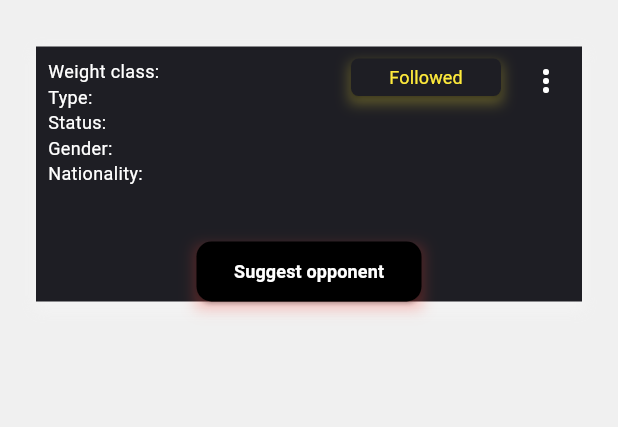
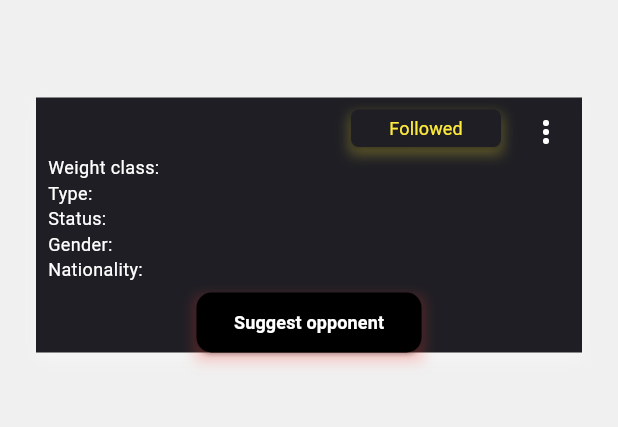
Before and after one commit to MrxBurn/FTF, a Flutter app: the FighterView screen opened directly with empty values, after a tap on "Follow", on a phone screen of 412 x 824 dp, the part 480-907 px from its top. Run offline on Flutter 3.47's test engine with Material 3 defaults, Android fonts, the phone set to English and light mode, and no system bars; our stand-ins replace animate_do, cloud_firestore, country_picker, firebase_auth, firebase_core, firebase_messaging and 5 more; missing offline and left inert: month_year_picker2; accounts and stored records are empty; project files that could hold a hidden picture were left out.

Commit message:
Text Ellipsis & Text Break in all app

```diff
--- a/lib/authentication/fighter_image_upload.dart
+++ b/lib/authentication/fighter_image_upload.dart
@@ -7,6 +7,7 @@ import 'package:flutter/services.dart';
 import 'package:ftf/main.dart';
 import 'package:ftf/reusableWidgets/logo_header.dart';
 import 'package:ftf/reusableWidgets/rounded_black_button.dart';
+import 'package:ftf/reusableWidgets/text_ellipsis.dart';
 import 'package:ftf/styles/styles.dart';
 import 'package:ftf/utils/snack_bar_no_context.dart';
 import 'package:image_picker/image_picker.dart';
@@ -106,8 +107,9 @@ class _FighterImageUploadState extends State<FighterImageUpload> {
                       SizedBox(
                         height: 12,
                       ),
-                      Text(
-                        'Welcome, $firstName!',
+                      TextEllipsis(
+                        maxWidth: 100,
+                        text: 'Welcome, $firstName!',
                         style: headerStyle,
                       ),
                       SizedBox(
--- a/lib/chat/message_bubble.dart
+++ b/lib/chat/message_bubble.dart
@@ -1,5 +1,6 @@
 import 'package:firebase_auth/firebase_auth.dart';
 import 'package:flutter/material.dart';
+import 'package:ftf/reusableWidgets/text_ellipsis.dart';
 import 'package:ftf/styles/styles.dart';
 
 import 'message_class.dart';
@@ -26,8 +27,9 @@ class MessageBuble extends StatelessWidget {
         children: [
           Padding(
             padding: const EdgeInsets.only(left: 5.0, right: 12),
-            child: Text(
-              messageObject.senderName ?? '',
+            child: TextEllipsis(
+              maxWidth: 200,
+              text: messageObject.senderName ?? '',
               textAlign: TextAlign.right,
               style: TextStyle(
                 fontSize: 10,
--- a/lib/fighters_overview/fighter_view.dart
+++ b/lib/fighters_overview/fighter_view.dart
@@ -7,6 +7,7 @@ import 'package:ftf/my_offers/my_offers_widgets/offer_card.dart';
 import 'package:ftf/reusableWidgets/button_black.dart';
 import 'package:ftf/reusableWidgets/logo_header.dart';
 import 'package:ftf/reusableWidgets/popup_menu_button.dart';
+import 'package:ftf/reusableWidgets/text_ellipsis.dart';
 import 'package:ftf/styles/styles.dart';
 import 'package:ftf/utils/radio_button_options.dart';
 import 'package:ftf/utils/snack_bar_no_context.dart';
@@ -134,9 +135,16 @@ class _FighterViewState extends State<FighterView> {
                     var fighter = snapshot.data;
 
                     return Column(children: [
-                      Text(
+                      Transform.translate(
+                        offset: Offset(0, -20),
+                        child: Text(
                           '${fighter['firstName']} ${fighter['lastName']}',
-                        style: headerStyle,
+                          style: TextStyle(
+                            fontSize: 24,
+                            color: Colors.white,
+                          ),
+                          textAlign: TextAlign.center,
+                        ),
                       ),
                       Padding(
                         padding: paddingLRT,
@@ -152,9 +160,7 @@ class _FighterViewState extends State<FighterView> {
                               Padding(
                                 padding:
                                     const EdgeInsets.only(left: 8.0, top: 8),
-                                child: Stack(
-                                  children: [
-                                    Row(
+                                child: Row(
                                     crossAxisAlignment:
                                         CrossAxisAlignment.start,
                                     mainAxisAlignment: MainAxisAlignment.end,
@@ -163,8 +169,7 @@ class _FighterViewState extends State<FighterView> {
                                           ? Align(
                                               alignment: Alignment.topRight,
                                               child: Padding(
-                                                  padding:
-                                                      const EdgeInsets.only(
+                                                padding: const EdgeInsets.only(
                                                     right: 6),
                                                 child: Container(
                                                   decoration: BoxDecoration(
@@ -210,8 +215,7 @@ class _FighterViewState extends State<FighterView> {
                                                 context: context,
                                                 builder: (context) =>
                                                     StatefulBuilder(builder:
-                                                          (context,
-                                                              dialogState) {
+                                                        (context, dialogState) {
                                                   return AlertDialog(
                                                     title: Text(
                                                       'Report reason',
@@ -235,9 +239,11 @@ class _FighterViewState extends State<FighterView> {
                                                                             [
                                                                             'text'] ??
                                                                         ''),
-                                                                  value: reportUserOptions[
+                                                                value:
+                                                                    reportUserOptions[
                                                                             idx]
-                                                                      ['value'],
+                                                                        [
+                                                                        'value'],
                                                                 groupValue:
                                                                     _groupValue,
                                                                 onChanged:
@@ -277,7 +283,10 @@ class _FighterViewState extends State<FighterView> {
                                                       TextButton(
                                                           onPressed: _groupValue !=
                                                                   ''
-                                                                ? () => reportUser(fighter['id']).then((v) => widget
+                                                              ? () => reportUser(
+                                                                      fighter[
+                                                                          'id'])
+                                                                  .then((v) => widget
                                                                           .isFighterRoute
                                                                       ? Navigator.pushNamed(
                                                                           context,
@@ -294,8 +303,7 @@ class _FighterViewState extends State<FighterView> {
                                                                         .bold,
                                                                 color: _groupValue !=
                                                                         ''
-                                                                      ? Colors
-                                                                          .red
+                                                                    ? Colors.red
                                                                     : Colors
                                                                         .grey),
                                                           ))
@@ -307,9 +315,11 @@ class _FighterViewState extends State<FighterView> {
                                           ],
                                         ),
                                       ),
-                                      ],
+                                    ]),
                               ),
-                                    Wrap(
+                              Padding(
+                                padding: const EdgeInsets.only(left: 8.0),
+                                child: Wrap(
                                   spacing: 40,
                                   children: [
                                     Column(
@@ -344,35 +354,33 @@ class _FighterViewState extends State<FighterView> {
                                         crossAxisAlignment:
                                             CrossAxisAlignment.start,
                                         children: [
-                                              Text(
-                                                fighter['weightClass'],
+                                          TextEllipsis(
+                                            maxWidth: 100,
+                                            text: fighter['weightClass'],
                                             style: fighterDescriptionStyle,
-                                                overflow: TextOverflow.ellipsis,
                                           ),
-                                              Text(
-                                                fighter['fighterType'],
+                                          TextEllipsis(
+                                            maxWidth: 100,
+                                            text: fighter['fighterType'],
                                             style: fighterDescriptionStyle,
-                                                overflow: TextOverflow.ellipsis,
                                           ),
-                                              Text(
-                                                fighter['fighterStatus'],
+                                          TextEllipsis(
+                                            maxWidth: 100,
+                                            text: fighter['fighterStatus'],
                                             style: fighterDescriptionStyle,
-                                                overflow: TextOverflow.ellipsis,
                                           ),
-                                              Text(
-                                                fighter['gender'],
+                                          TextEllipsis(
+                                            maxWidth: 100,
+                                            text: fighter['gender'],
                                             style: fighterDescriptionStyle,
-                                                overflow: TextOverflow.ellipsis,
                                           ),
-                                              Text(
-                                                fighter['nationality'],
+                                          TextEllipsis(
+                                            maxWidth: 100,
+                                            text: fighter['nationality'],
                                             style: fighterDescriptionStyle,
-                                                overflow: TextOverflow.ellipsis,
                                           ),
                                         ],
                                       ),
-                                        ),
-                                      ],
                                     ),
                                   ],
                                 ),
--- /dev/null
+++ b/lib/reusableWidgets/text_ellipsis.dart
@@ -0,0 +1,29 @@
+import 'package:flutter/material.dart';
+
+class TextEllipsis extends StatelessWidget {
+  const TextEllipsis({
+    super.key,
+    required this.text,
+    this.style,
+    required this.maxWidth,
+    this.textAlign,
+  });
+
+  final String text;
+  final TextStyle? style;
+  final double maxWidth;
+  final TextAlign? textAlign;
+
+  @override
+  Widget build(BuildContext context) {
+    return Container(
+      constraints: BoxConstraints(maxWidth: maxWidth),
+      child: Text(
+        textAlign: textAlign,
+        text,
+        style: style,
+        overflow: TextOverflow.ellipsis,
+      ),
+    );
+  }
+}
--- a/pubspec.yaml
+++ b/pubspec.yaml
@@ -16,7 +16,7 @@ publish_to: "none" # Remove this line if you wish to publish to pub.dev
 # https://developer.apple.com/library/archive/documentation/General/Reference/InfoPlistKeyReference/Articles/CoreFoundationKeys.html
 # In Windows, build-name is used as the major, minor, and patch parts
 # of the product and file versions while build-number is used as the build suffix.
-version: 1.0.0+12
+version: 1.1.0+0
 
 environment:
   sdk: ">=3.1.0 <4.0.0"
```
Also changed, not shown: lib/fan_fights_overview/fights_overview_widgets/fights_overview_card.dart (+8 -3 lines), lib/fan_forum/comments_section_fan.dart (+25 -13 lines), lib/fighter_forum/comments_section_fighter.dart (+25 -13 lines), lib/my_offers/my_offers_widgets/offer_card.dart (+8 -3 lines), lib/reusableWidgets/contract_split.dart (+7 -4 lines), lib/view_offer_page/view_offer_page_fighter.dart (+13 -9 lines). Lines whose indentation alone changed are shown as unchanged.
